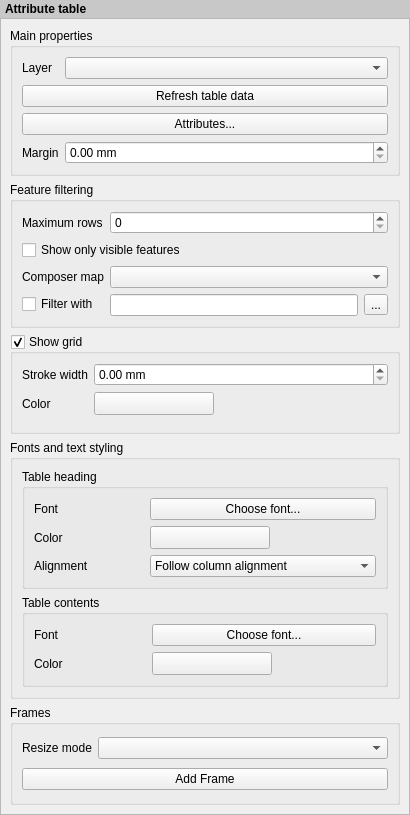
Above: src/ui/qgscomposerattributetablewidgetbase.ui from qgis/QGIS before the change. Below: the same form after it.
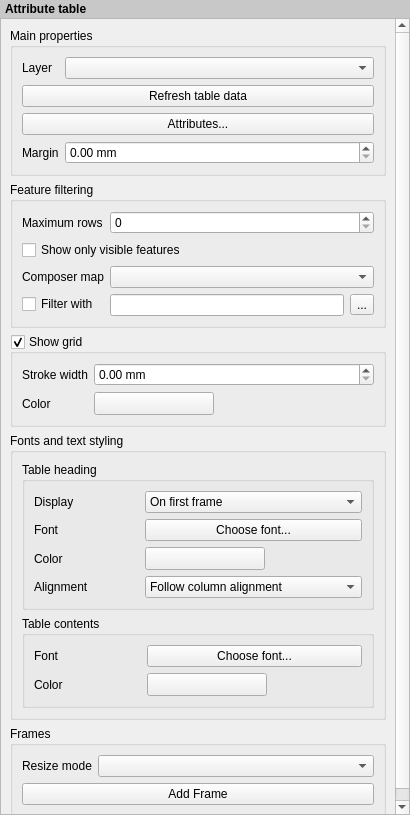
That is the form after the change. Icons and pictures are not drawn. Custom widgets are drawn as their Qt base class.

Commit message: [FEATURE][composer] Add option to table item to show headers on first frame, all frames, or no frames (fix #11136) (Sponsored by City of Uster, Switzerland)

Patch:
```diff
--- a/src/ui/qgscomposerattributetablewidgetbase.ui
+++ b/src/ui/qgscomposerattributetablewidgetbase.ui
@@ -45,9 +45,9 @@
       <property name="geometry">
        <rect>
         <x>0</x>
-        <y>0</y>
+        <y>-21</y>
         <width>392</width>
-        <height>813</height>
+        <height>846</height>
        </rect>
       </property>
       <layout class="QVBoxLayout" name="mainLayout">
@@ -297,7 +297,14 @@
              <string>Table heading</string>
             </property>
             <layout class="QGridLayout" name="gridLayout">
-             <item row="3" column="1" colspan="2">
+             <item row="1" column="0">
+              <widget class="QLabel" name="label_7">
+               <property name="text">
+                <string>Display</string>
+               </property>
+              </widget>
+             </item>
+             <item row="5" column="1" colspan="2">
               <widget class="QComboBox" name="mHeaderHAlignmentComboBox">
                <property name="sizePolicy">
                 <sizepolicy hsizetype="Expanding" vsizetype="Fixed">
@@ -327,35 +334,35 @@
                </item>
               </widget>
              </item>
-             <item row="3" column="0">
+             <item row="5" column="0">
               <widget class="QLabel" name="label_2">
                <property name="text">
                 <string>Alignment</string>
                </property>
               </widget>
              </item>
-             <item row="2" column="0">
+             <item row="4" column="0">
               <widget class="QLabel" name="label_3">
                <property name="text">
                 <string>Color</string>
                </property>
               </widget>
              </item>
-             <item row="0" column="0">
+             <item row="2" column="0">
               <widget class="QLabel" name="label_5">
                <property name="text">
                 <string>Font</string>
                </property>
               </widget>
              </item>
-             <item row="0" column="1" colspan="2">
+             <item row="2" column="1" colspan="2">
               <widget class="QPushButton" name="mHeaderFontPushButton">
                <property name="text">
                 <string>Choose font...</string>
                </property>
               </widget>
              </item>
-             <item row="2" column="1" colspan="2">
+             <item row="4" column="1" colspan="2">
               <widget class="QgsColorButtonV2" name="mHeaderFontColorButton">
                <property name="minimumSize">
                 <size>
@@ -374,6 +381,25 @@
                </property>
               </widget>
              </item>
+             <item row="1" column="1" colspan="2">
+              <widget class="QComboBox" name="mHeaderModeComboBox">
+               <item>
+                <property name="text">
+                 <string>On first frame</string>
+                </property>
+               </item>
+               <item>
+                <property name="text">
+                 <string>On all frames</string>
+                </property>
+               </item>
+               <item>
+                <property name="text">
+                 <string>No header</string>
+                </property>
+               </item>
+              </widget>
+             </item>
             </layout>
            </widget>
           </item>
```
The commit also changes 4 other files.
